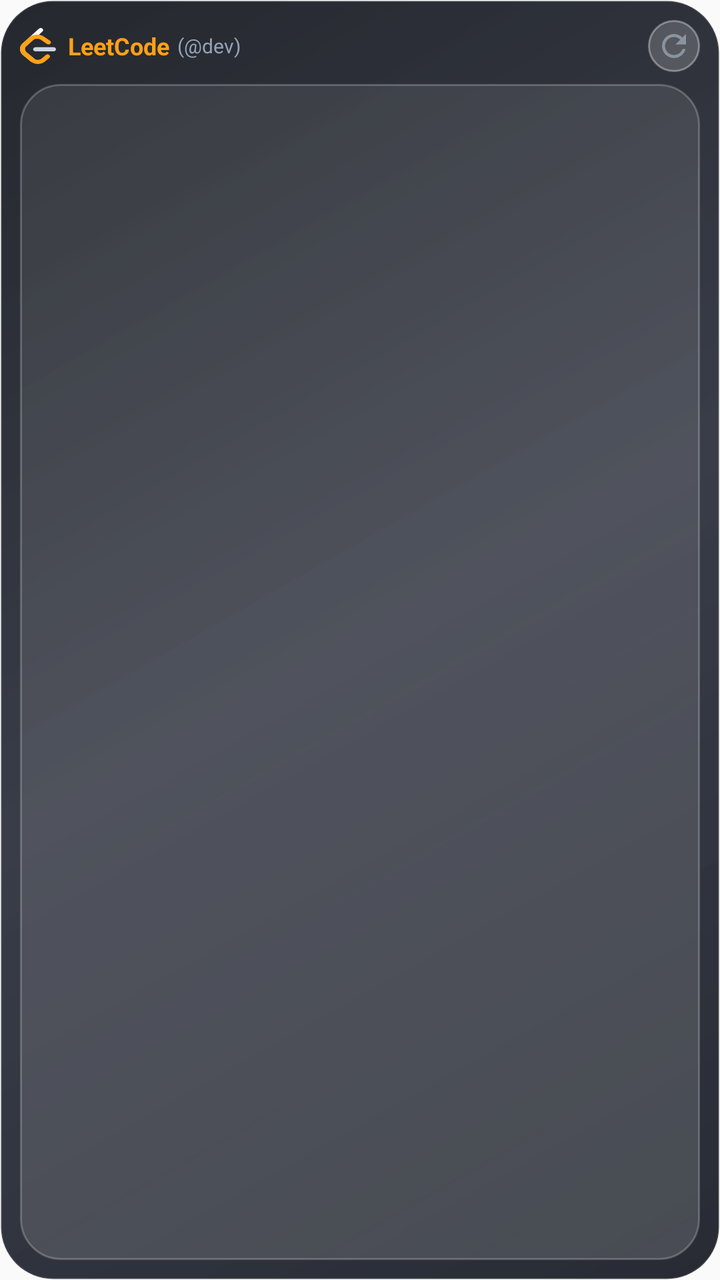
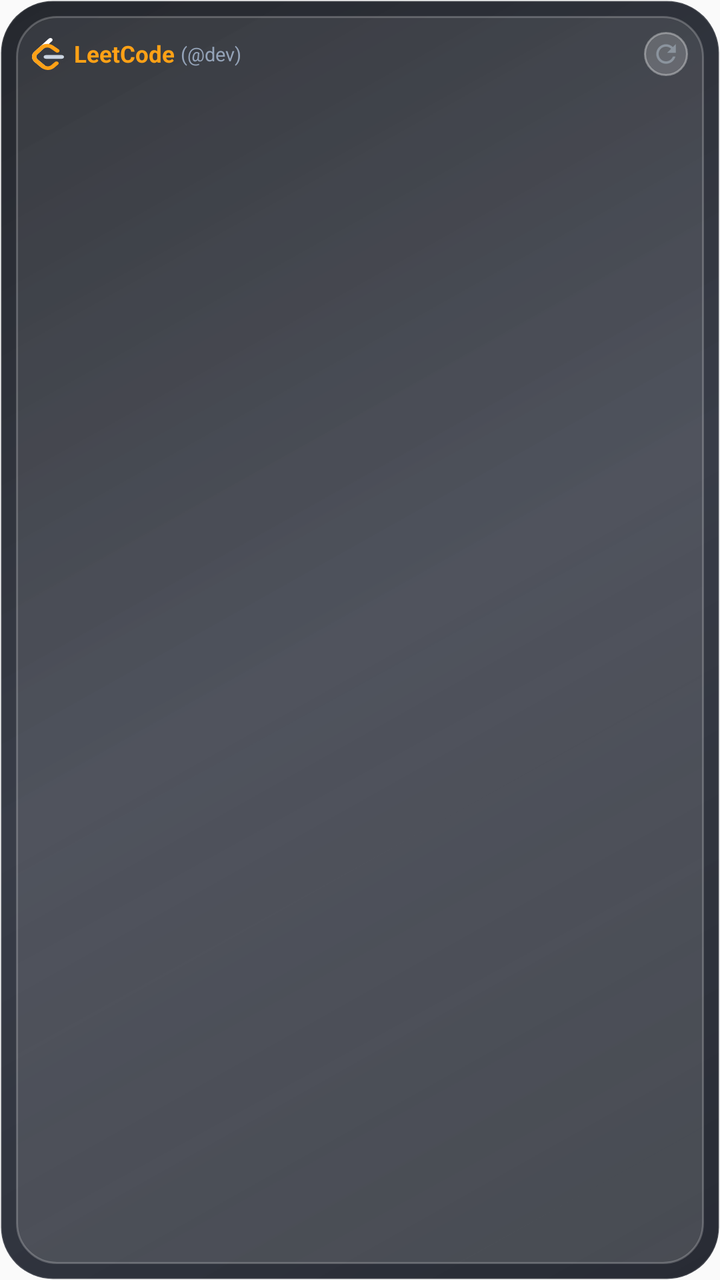

The first picture is an Android layout as it rendered before a commit; the second is the same layout after the commit. The layout source and the unified diff follow.
<!-- AndroidManifest.xml: application theme Theme.DevWidgets -->
<!-- res/layout/widget_leetcode_circle.xml -->
<?xml version="1.0" encoding="utf-8"?>
<FrameLayout xmlns:android="http://schemas.android.com/apk/res/android"
    android:layout_width="match_parent"
    android:layout_height="match_parent">

    <ImageView
        android:id="@+id/iv_widget_wallpaper_bg"
        android:layout_width="match_parent"
        android:layout_height="match_parent"
        android:scaleType="centerCrop"
        android:visibility="gone" />

    <ImageView
        android:id="@+id/v_widget_wallpaper_scrim"
        android:layout_width="match_parent"
        android:layout_height="match_parent"
        android:background="#80000000"
        android:visibility="gone" />

    <LinearLayout
        android:id="@+id/widget_root"
        android:layout_width="match_parent"
        android:layout_height="match_parent"
        android:orientation="vertical"
        android:background="@drawable/widget_glass_chassis"
        android:padding="10dp">

        
        <RelativeLayout
            android:layout_width="match_parent"
            android:layout_height="wrap_content"
            android:layout_marginBottom="6dp">

            <LinearLayout
                android:id="@+id/header_right_wrap"
                android:layout_width="wrap_content"
                android:layout_height="wrap_content"
                android:orientation="horizontal"
                android:gravity="center_vertical"
                android:layout_alignParentEnd="true"
                android:layout_centerVertical="true">

                <ImageView
                    android:id="@+id/btn_refresh"
                    android:layout_width="26dp"
                    android:layout_height="26dp"
                    android:background="@drawable/widget_icon_button_glass"
                    android:padding="4dp"
                    android:src="@drawable/ic_refresh"
                    android:contentDescription="Refresh" />
            </LinearLayout>

            <LinearLayout
                android:layout_width="wrap_content"
                android:layout_height="wrap_content"
                android:orientation="horizontal"
                android:gravity="center_vertical"
                android:layout_alignParentStart="true"
                android:layout_toStartOf="@id/header_right_wrap"
                android:layout_centerVertical="true">

                <ImageView
                    android:id="@+id/iv_lc_brand_logo"
                    android:layout_width="18dp"
                    android:layout_height="18dp"
                    android:src="@drawable/ic_leetcode_logo"
                    android:layout_marginEnd="6dp"
                    android:contentDescription="LeetCode Logo" />

                <TextView
                    android:id="@+id/tv_lc_title"
                    android:layout_width="wrap_content"
                    android:layout_height="wrap_content"
                    android:text="LeetCode"
                    android:textColor="#FFA116"
                    android:textSize="12sp"
                    android:textStyle="bold"
                    android:singleLine="true" />

                <TextView
                    android:id="@+id/tv_lc_user_tag"
                    android:layout_width="wrap_content"
                    android:layout_height="wrap_content"
                    android:layout_marginStart="4dp"
                    android:text="(@dev)"
                    android:textColor="#94A3B8"
                    android:textSize="10sp"
                    android:singleLine="true"
                    android:ellipsize="end" />
            </LinearLayout>
        </RelativeLayout>

        
        <LinearLayout
            android:id="@+id/section_leetcode"
            android:layout_width="match_parent"
            android:layout_height="0dp"
            android:layout_weight="1"
            android:orientation="vertical"
            android:background="@drawable/widget_glass_card"
            android:padding="6dp"
            android:gravity="center">

            <ImageView
                android:id="@+id/iv_leetcode_circle"
                android:layout_width="match_parent"
                android:layout_height="match_parent"
                android:scaleType="fitCenter"
                android:contentDescription="LeetCode Gauge" />
        </LinearLayout>
    </LinearLayout>
</FrameLayout>
<!-- resources referenced by this layout -->
<resources>
  <!-- drawable ic_leetcode_logo (drawable) -->
  <vector xmlns:android="http://schemas.android.com/apk/res/android"
      android:width="20dp"
      android:height="20dp"
      android:viewportWidth="94"
      android:viewportHeight="111">
      
      
      <path
          android:fillColor="#FFFFFF"
          android:pathData="M49.4124,2.0234 C51.8179,-0.5523 55.8523,-0.6869 58.4235,1.7228 C60.9946,4.1324 61.129,8.1739 58.7235,10.7495 L15.9282,56.5729 C11.2774,61.552 11.7867,69.5738 17.1459,74.8292 L36.9094,94.2091 C39.4256,96.6764 39.4686,100.7198 37.0056,103.2403 C34.5426,105.7609 30.5063,105.804 27.9901,103.3367 L8.2265,83.9567 C-1.9247,74.0021 -2.936,58.0741 6.6175,47.8463 L49.4124,2.0234 Z" />
      
      <path
          android:fillColor="#CBD5E1"
          android:pathData="M40.607,72.0014 C37.086,72.0014 34.2317,69.1421 34.2317,65.615 C34.2317,62.0879 37.086,59.2286 40.607,59.2286 L87.6247,59.2286 C91.1457,59.2286 94,62.0879 94,65.615 C94,69.1421 91.1457,72.0014 87.6247,72.0014 L40.607,72.0014 Z" />
      
      <path
          android:fillColor="#FFA116"
          android:pathData="M67.5068,83.0664 C70.0005,80.5764 74.0371,80.5829 76.5228,83.0809 C79.0085,85.579 79.002,89.6226 76.5083,92.1127 L65.4351,103.1696 C55.2192,113.3707 38.5605,113.5187 28.1723,103.5132 C28.1122,103.4557 23.4866,98.9201 8.227,83.957 C-1.9248,74.0029 -2.9361,58.0749 6.617,47.8464 L24.4287,28.7745 C33.91,18.6219 51.3874,17.5122 62.228,26.2789 L78.4053,39.362 C81.1449,41.5776 81.5728,45.5985 79.3611,48.3429 C77.1493,51.0873 73.1355,51.5159 70.3959,49.3003 L54.2187,36.2173 C48.5493,31.6325 38.6319,32.2622 33.7399,37.5006 L15.9279,56.5727 C11.2772,61.5522 11.7866,69.574 17.1461,74.8292 C28.3515,85.8169 36.9874,94.2846 36.9974,94.2942 C42.3982,99.496 51.1309,99.4184 56.4336,94.1234 L67.5068,83.0664 Z" />
  </vector>
  <!-- drawable ic_refresh (drawable) -->
  <vector xmlns:android="http://schemas.android.com/apk/res/android"
      android:width="20dp"
      android:height="20dp"
      android:viewportWidth="24"
      android:viewportHeight="24">
    <path
        android:fillColor="#8B949E"
        android:pathData="M17.65,6.35C16.2,4.9 14.21,4 12,4c-4.42,0 -7.99,3.58 -7.99,8s3.57,8 7.99,8c3.73,0 6.84,-2.55 7.73,-6h-2.08c-0.82,2.33 -3.04,4 -5.65,4 -3.31,0 -6,-2.69 -6,-6s2.69,-6 6,-6c1.66,0 3.14,0.69 4.22,1.78L13,11h7V4l-2.35,2.35z"/>
  </vector>
  <!-- drawable widget_glass_card (drawable) -->
  <?xml version="1.0" encoding="utf-8"?>
  <shape xmlns:android="http://schemas.android.com/apk/res/android"
      android:shape="rectangle">
      
      <gradient
          android:angle="135"
          android:startColor="#26FFFFFF"
          android:endColor="#14FFFFFF" />
      <corners android:radius="20dp" />
      <stroke
          android:width="1dp"
          android:color="#38FFFFFF" />
  </shape>
  <!-- drawable widget_glass_chassis (drawable) -->
  <?xml version="1.0" encoding="utf-8"?>
  <shape xmlns:android="http://schemas.android.com/apk/res/android"
      android:shape="rectangle">
      
      <gradient
          android:angle="135"
          android:startColor="#E610141E"
          android:centerColor="#D9161B28"
          android:endColor="#E60D1017" />
      <corners android:radius="26dp" />
      <stroke
          android:width="1dp"
          android:color="#20FFFFFF" />
  </shape>
  <!-- drawable widget_icon_button_glass (drawable) -->
  <?xml version="1.0" encoding="utf-8"?>
  <shape xmlns:android="http://schemas.android.com/apk/res/android"
      android:shape="oval">
      
      <solid android:color="#2EFFFFFF" />
      <stroke
          android:width="1dp"
          android:color="#59FFFFFF" />
  </shape>
  <style name="Theme.DevWidgets" parent="android:Theme.Material.Light.NoActionBar" />
</resources>

<!-- the commit's change to res/layout/widget_leetcode_circle.xml (unified diff, before → after) -->
@@ -23,88 +23,88 @@
         android:layout_height="match_parent"
         android:orientation="vertical"
         android:background="@drawable/widget_glass_chassis"
-        android:padding="10dp">
-
-        
-        <RelativeLayout
-            android:layout_width="match_parent"
-            android:layout_height="wrap_content"
-            android:layout_marginBottom="6dp">
-
-            <LinearLayout
-                android:id="@+id/header_right_wrap"
-                android:layout_width="wrap_content"
-                android:layout_height="wrap_content"
-                android:orientation="horizontal"
-                android:gravity="center_vertical"
-                android:layout_alignParentEnd="true"
-                android:layout_centerVertical="true">
-
-                <ImageView
-                    android:id="@+id/btn_refresh"
-                    android:layout_width="26dp"
-                    android:layout_height="26dp"
-                    android:background="@drawable/widget_icon_button_glass"
-                    android:padding="4dp"
-                    android:src="@drawable/ic_refresh"
-                    android:contentDescription="Refresh" />
-            </LinearLayout>
-
-            <LinearLayout
-                android:layout_width="wrap_content"
-                android:layout_height="wrap_content"
-                android:orientation="horizontal"
-                android:gravity="center_vertical"
-                android:layout_alignParentStart="true"
-                android:layout_toStartOf="@id/header_right_wrap"
-                android:layout_centerVertical="true">
-
-                <ImageView
-                    android:id="@+id/iv_lc_brand_logo"
-                    android:layout_width="18dp"
-                    android:layout_height="18dp"
-                    android:src="@drawable/ic_leetcode_logo"
-                    android:layout_marginEnd="6dp"
-                    android:contentDescription="LeetCode Logo" />
-
-                <TextView
-                    android:id="@+id/tv_lc_title"
-                    android:layout_width="wrap_content"
-                    android:layout_height="wrap_content"
-                    android:text="LeetCode"
-                    android:textColor="#FFA116"
-                    android:textSize="12sp"
-                    android:textStyle="bold"
-                    android:singleLine="true" />
-
-                <TextView
-                    android:id="@+id/tv_lc_user_tag"
-                    android:layout_width="wrap_content"
-                    android:layout_height="wrap_content"
-                    android:layout_marginStart="4dp"
-                    android:text="(@dev)"
-                    android:textColor="#94A3B8"
-                    android:textSize="10sp"
-                    android:singleLine="true"
-                    android:ellipsize="end" />
-            </LinearLayout>
-        </RelativeLayout>
+        android:padding="8dp">
 
         
         <LinearLayout
             android:id="@+id/section_leetcode"
             android:layout_width="match_parent"
-            android:layout_height="0dp"
-            android:layout_weight="1"
+            android:layout_height="match_parent"
             android:orientation="vertical"
             android:background="@drawable/widget_glass_card"
-            android:padding="6dp"
-            android:gravity="center">
+            android:padding="8dp">
 
+            
+            <RelativeLayout
+                android:layout_width="match_parent"
+                android:layout_height="wrap_content"
+                android:layout_marginBottom="4dp">
+
+                <LinearLayout
+                    android:id="@+id/header_right_wrap"
+                    android:layout_width="wrap_content"
+                    android:layout_height="wrap_content"
+                    android:orientation="horizontal"
+                    android:gravity="center_vertical"
+                    android:layout_alignParentEnd="true"
+                    android:layout_centerVertical="true">
+
+                    <ImageView
+                        android:id="@+id/btn_refresh"
+                        android:layout_width="22dp"
+                        android:layout_height="22dp"
+                        android:background="@drawable/widget_icon_button_glass"
+                        android:padding="3.5dp"
+                        android:src="@drawable/ic_refresh"
+                        android:contentDescription="Refresh" />
+                </LinearLayout>
+
+                <LinearLayout
+                    android:layout_width="wrap_content"
+                    android:layout_height="wrap_content"
+                    android:orientation="horizontal"
+                    android:gravity="center_vertical"
+                    android:layout_alignParentStart="true"
+                    android:layout_toStartOf="@id/header_right_wrap"
+                    android:layout_centerVertical="true">
+
+                    <ImageView
+                        android:id="@+id/iv_lc_brand_logo"
+                        android:layout_width="16dp"
+                        android:layout_height="16dp"
+                        android:src="@drawable/ic_leetcode_logo"
+                        android:layout_marginEnd="5dp"
+                        android:contentDescription="LeetCode Logo" />
+
+                    <TextView
+                        android:id="@+id/tv_lc_title"
+                        android:layout_width="wrap_content"
+                        android:layout_height="wrap_content"
+                        android:text="LeetCode"
+                        android:textColor="#FFA116"
+                        android:textSize="11.5sp"
+                        android:textStyle="bold"
+                        android:singleLine="true" />
+
+                    <TextView
+                        android:id="@+id/tv_lc_user_tag"
+                        android:layout_width="wrap_content"
+                        android:layout_height="wrap_content"
+                        android:layout_marginStart="3dp"
+                        android:text="(@dev)"
+                        android:textColor="#94A3B8"
+                        android:textSize="9.5sp"
+                        android:singleLine="true"
+                        android:ellipsize="end" />
+                </LinearLayout>
+            </RelativeLayout>
+
+            
             <ImageView
                 android:id="@+id/iv_leetcode_circle"
                 android:layout_width="match_parent"
-                android:layout_height="match_parent"
+                android:layout_height="0dp"
+                android:layout_weight="1"
                 android:scaleType="fitCenter"
                 android:contentDescription="LeetCode Gauge" />
         </LinearLayout>
